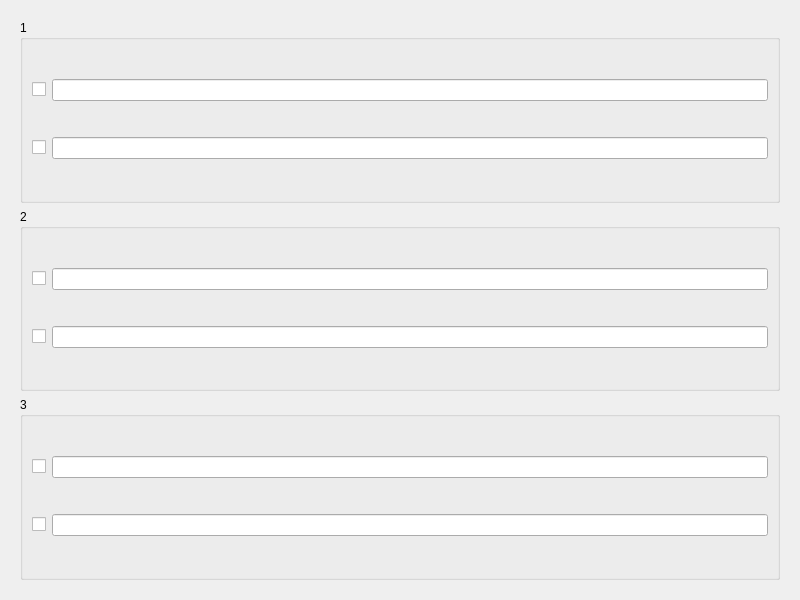
Old version of the form DuplicateFinder/widget.ui in the repository LvYegor/DuplicateFinder.
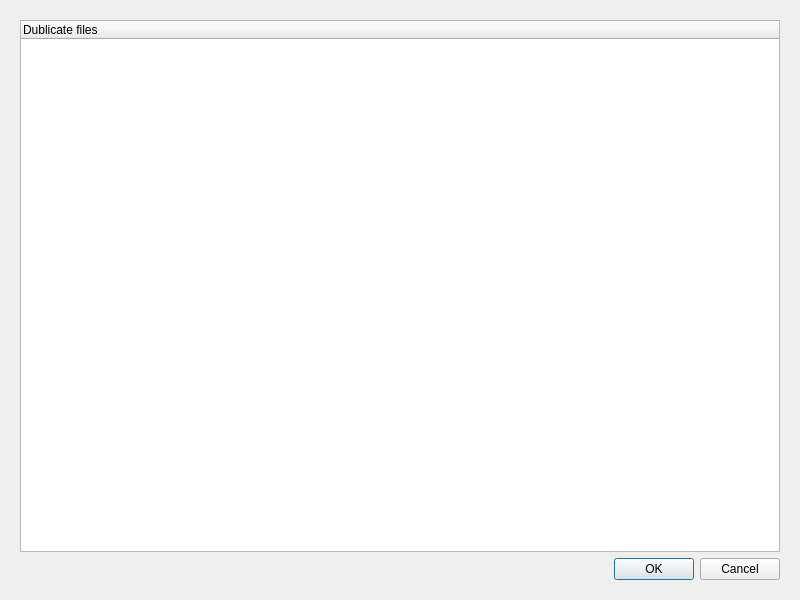
New version of the form. The open tabs and pages were chosen to show the change.

Commit message: add QTreeWidget with duplicate files

Diff of the .ui file:
```diff
--- a/DuplicateFinder/widget.ui
+++ b/DuplicateFinder/widget.ui
@@ -61,90 +61,27 @@
      <widget class="QWidget" name="page_6">
       <layout class="QGridLayout" name="gridLayout_11">
        <item row="0" column="0">
-        <widget class="QGroupBox" name="groupBox_6">
-         <property name="title">
-          <string>1</string>
+        <widget class="QTreeWidget" name="treeWidget">
+         <property name="styleSheet">
+          <string notr="true">QTreeWidget::item {
+             margin: 6px;
+}</string>
          </property>
-         <layout class="QGridLayout" name="gridLayout_9">
-          <item row="0" column="1">
-           <widget class="QLineEdit" name="lineEdit_11"/>
-          </item>
-          <item row="1" column="1">
-           <widget class="QLineEdit" name="lineEdit_12"/>
-          </item>
-          <item row="0" column="0">
-           <widget class="QCheckBox" name="checkBox_9">
-            <property name="text">
-             <string/>
-            </property>
-           </widget>
-          </item>
-          <item row="1" column="0">
-           <widget class="QCheckBox" name="checkBox_10">
-            <property name="text">
-             <string/>
-            </property>
-           </widget>
-          </item>
-         </layout>
+         <column>
+          <property name="text">
+           <string>Dublicate files</string>
+          </property>
+         </column>
         </widget>
        </item>
        <item row="1" column="0">
-        <widget class="QGroupBox" name="groupBox_5">
-         <property name="title">
-          <string>2</string>
+        <widget class="QDialogButtonBox" name="buttonBox">
+         <property name="standardButtons">
+          <set>QDialogButtonBox::Cancel|QDialogButtonBox::Ok</set>
          </property>
-         <layout class="QGridLayout" name="gridLayout_8">
-          <item row="0" column="0">
-           <widget class="QCheckBox" name="checkBox_7">
-            <property name="text">
-             <string/>
-            </property>
-           </widget>
-          </item>
-          <item row="0" column="1">
-           <widget class="QLineEdit" name="lineEdit_9"/>
-          </item>
-          <item row="1" column="0">
-           <widget class="QCheckBox" name="checkBox_8">
-            <property name="text">
-             <string/>
-            </property>
-           </widget>
-          </item>
-          <item row="1" column="1">
-           <widget class="QLineEdit" name="lineEdit_10"/>
-          </item>
-         </layout>
-        </widget>
-       </item>
-       <item row="2" column="0">
-        <widget class="QGroupBox" name="groupBox_7">
-         <property name="title">
-          <string>3</string>
+         <property name="centerButtons">
+          <bool>false</bool>
          </property>
-         <layout class="QGridLayout" name="gridLayout_10">
-          <item row="0" column="0">
-           <widget class="QCheckBox" name="checkBox_11">
-            <property name="text">
-             <string/>
-            </property>
-           </widget>
-          </item>
-          <item row="0" column="1">
-           <widget class="QLineEdit" name="lineEdit_13"/>
-          </item>
-          <item row="1" column="0">
-           <widget class="QCheckBox" name="checkBox_12">
-            <property name="text">
-             <string/>
-            </property>
-           </widget>
-          </item>
-          <item row="1" column="1">
-           <widget class="QLineEdit" name="lineEdit_14"/>
-          </item>
-         </layout>
         </widget>
        </item>
       </layout>
```
The commit also changes 3 other files.
